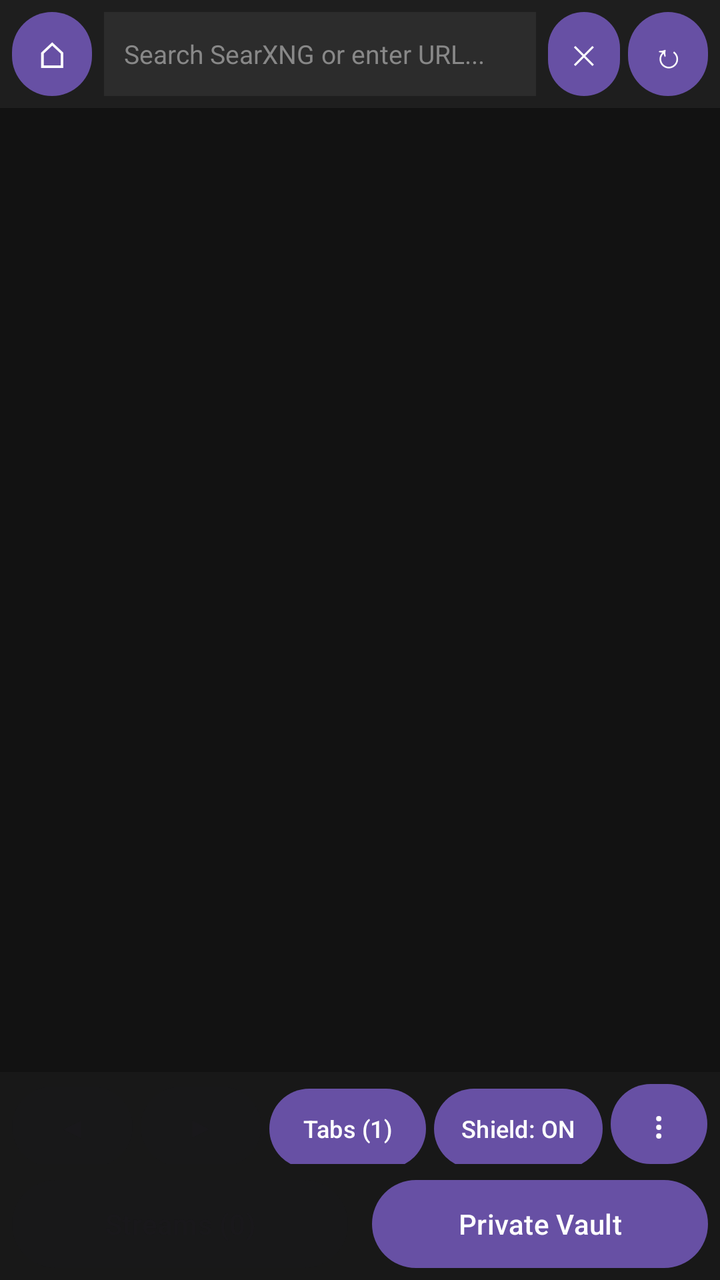
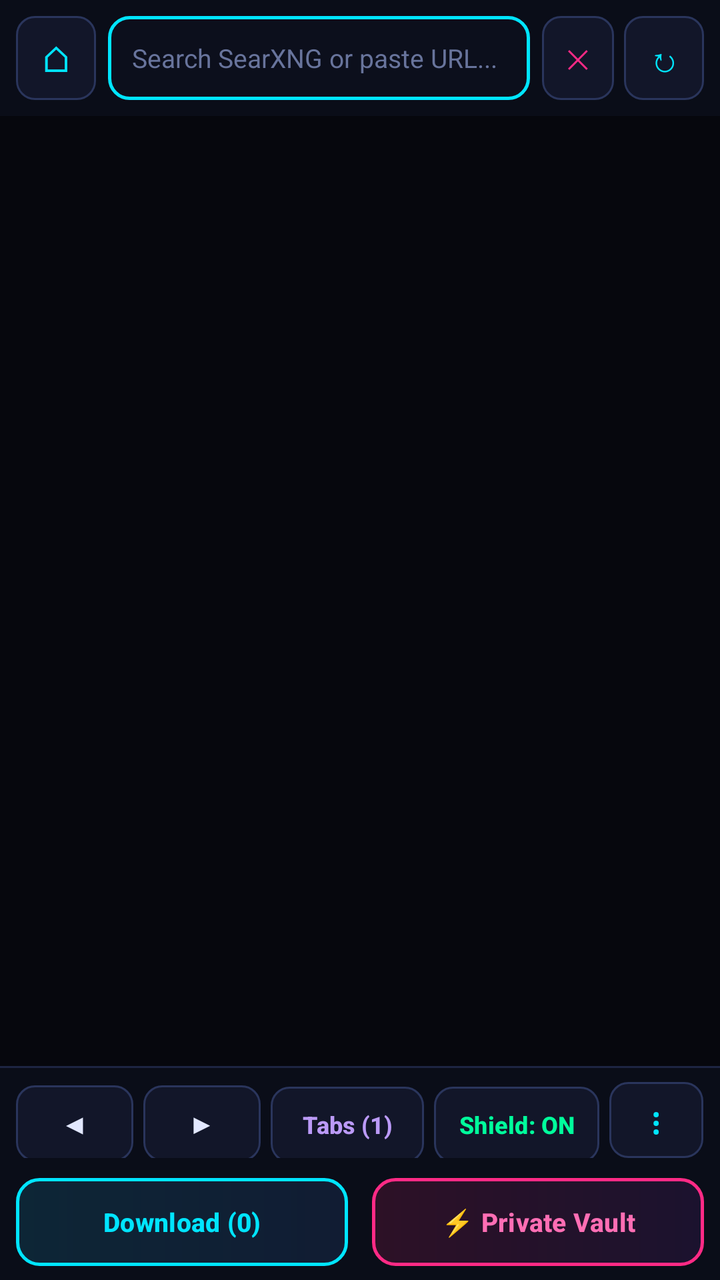

Screens rendered from an Android XML layout before and after an edit, with the pre-edit source and the edit as a unified diff.
<!-- AndroidManifest.xml: application theme Theme.Material3.DayNight.NoActionBar -->
<!-- res/layout/activity_browser.xml -->
<?xml version="1.0" encoding="utf-8"?>
<LinearLayout xmlns:android="http://schemas.android.com/apk/res/android"
    android:layout_width="match_parent"
    android:layout_height="match_parent"
    android:orientation="vertical"
    android:background="#121212">

    
    <LinearLayout
        android:layout_width="match_parent"
        android:layout_height="wrap_content"
        android:orientation="horizontal"
        android:gravity="center_vertical"
        android:paddingHorizontal="6dp"
        android:paddingVertical="6dp"
        android:background="#1E1E1E">

        <Button
            android:id="@+id/btnHome"
            android:layout_width="40dp"
            android:layout_height="42dp"
            android:minWidth="0dp"
            android:padding="0dp"
            android:insetTop="0dp"
            android:insetBottom="0dp"
            android:text="⌂"
            android:textSize="18sp" />

        <EditText
            android:id="@+id/urlBar"
            android:layout_width="0dp"
            android:layout_height="42dp"
            android:layout_weight="1"
            android:layout_marginHorizontal="6dp"
            android:background="#2C2C2C"
            android:hint="Search SearXNG or enter URL..."
            android:imeOptions="actionGo"
            android:inputType="textUri"
            android:paddingHorizontal="10dp"
            android:selectAllOnFocus="true"
            android:singleLine="true"
            android:textColor="#FFFFFF"
            android:textColorHint="#888888"
            android:textSize="13sp" />

        <Button
            android:id="@+id/btnClearUrl"
            android:layout_width="36dp"
            android:layout_height="42dp"
            android:layout_marginEnd="4dp"
            android:minWidth="0dp"
            android:padding="0dp"
            android:insetTop="0dp"
            android:insetBottom="0dp"
            android:text="✕"
            android:textSize="13sp" />

        <Button
            android:id="@+id/btnReload"
            android:layout_width="40dp"
            android:layout_height="42dp"
            android:minWidth="0dp"
            android:padding="0dp"
            android:insetTop="0dp"
            android:insetBottom="0dp"
            android:text="↻"
            android:textSize="17sp" />
    </LinearLayout>

    
    <ProgressBar
        android:id="@+id/pageProgress"
        style="?android:attr/progressBarStyleHorizontal"
        android:layout_width="match_parent"
        android:layout_height="3dp"
        android:max="100"
        android:progress="0"
        android:visibility="gone" />

    
    <FrameLayout
        android:id="@+id/webContainer"
        android:layout_width="match_parent"
        android:layout_height="0dp"
        android:layout_weight="1" />

    
    <LinearLayout
        android:layout_width="match_parent"
        android:layout_height="wrap_content"
        android:orientation="horizontal"
        android:paddingHorizontal="6dp"
        android:paddingTop="6dp"
        android:paddingBottom="2dp"
        android:background="#181818">

        <Button
            android:id="@+id/btnBack"
            android:layout_width="0dp"
            android:layout_height="40dp"
            android:layout_weight="1"
            android:layout_marginEnd="4dp"
            android:minWidth="0dp"
            android:padding="0dp"
            android:insetTop="0dp"
            android:insetBottom="0dp"
            android:enabled="false"
            android:text="◀"
            android:textSize="15sp" />

        <Button
            android:id="@+id/btnForward"
            android:layout_width="0dp"
            android:layout_height="40dp"
            android:layout_weight="1"
            android:layout_marginEnd="4dp"
            android:minWidth="0dp"
            android:padding="0dp"
            android:insetTop="0dp"
            android:insetBottom="0dp"
            android:enabled="false"
            android:text="▶"
            android:textSize="15sp" />

        <Button
            android:id="@+id/btnTabs"
            android:layout_width="0dp"
            android:layout_height="40dp"
            android:layout_weight="1.3"
            android:layout_marginEnd="4dp"
            android:minWidth="0dp"
            android:paddingHorizontal="4dp"
            android:insetTop="0dp"
            android:insetBottom="0dp"
            android:text="Tabs (1)"
            android:textSize="12sp" />

        <Button
            android:id="@+id/btnShield"
            android:layout_width="0dp"
            android:layout_height="40dp"
            android:layout_weight="1.4"
            android:layout_marginEnd="4dp"
            android:minWidth="0dp"
            android:paddingHorizontal="4dp"
            android:insetTop="0dp"
            android:insetBottom="0dp"
            android:text="Shield: ON"
            android:textSize="12sp" />

        <Button
            android:id="@+id/btnMenu"
            android:layout_width="0dp"
            android:layout_height="40dp"
            android:layout_weight="0.8"
            android:minWidth="0dp"
            android:padding="0dp"
            android:insetTop="0dp"
            android:insetBottom="0dp"
            android:text="⋮"
            android:textSize="18sp" />
    </LinearLayout>

    
    <LinearLayout
        android:layout_width="match_parent"
        android:layout_height="wrap_content"
        android:orientation="horizontal"
        android:paddingHorizontal="6dp"
        android:paddingVertical="6dp"
        android:background="#181818">

        <Button
            android:id="@+id/btnDownloadBadge"
            android:layout_width="0dp"
            android:layout_height="44dp"
            android:layout_weight="1"
            android:layout_marginEnd="6dp"
            android:insetTop="0dp"
            android:insetBottom="0dp"
            android:enabled="false"
            android:text="Streams (0)" />

        <Button
            android:id="@+id/btnVault"
            android:layout_width="0dp"
            android:layout_height="44dp"
            android:layout_weight="1"
            android:layout_marginStart="6dp"
            android:insetTop="0dp"
            android:insetBottom="0dp"
            android:text="Private Vault" />
    </LinearLayout>
</LinearLayout>
<!-- resources referenced by this layout -->
<resources>

</resources>

<!-- the commit's change to res/layout/activity_browser.xml (unified diff, before → after) -->
@@ -1,9 +1,10 @@
 <?xml version="1.0" encoding="utf-8"?>
 <LinearLayout xmlns:android="http://schemas.android.com/apk/res/android"
+    xmlns:app="http://schemas.android.com/apk/res-auto"
     android:layout_width="match_parent"
     android:layout_height="match_parent"
     android:orientation="vertical"
-    android:background="#121212">
+    android:background="#06070D">
 
     
     <LinearLayout
@@ -11,9 +12,9 @@
         android:layout_height="wrap_content"
         android:orientation="horizontal"
         android:gravity="center_vertical"
-        android:paddingHorizontal="6dp"
-        android:paddingVertical="6dp"
-        android:background="#1E1E1E">
+        android:paddingHorizontal="8dp"
+        android:paddingVertical="8dp"
+        android:background="#0A0D18">
 
         <Button
             android:id="@+id/btnHome"
@@ -23,7 +24,10 @@
             android:padding="0dp"
             android:insetTop="0dp"
             android:insetBottom="0dp"
+            android:background="@drawable/bg_btn_neon_dark"
+            app:backgroundTint="@null"
             android:text="⌂"
+            android:textColor="#00E5FF"
             android:textSize="18sp" />
 
         <EditText
@@ -32,27 +36,30 @@
             android:layout_height="42dp"
             android:layout_weight="1"
             android:layout_marginHorizontal="6dp"
-            android:background="#2C2C2C"
-            android:hint="Search SearXNG or enter URL..."
+            android:background="@drawable/bg_neon_input"
+            android:hint="Search SearXNG or paste URL..."
             android:imeOptions="actionGo"
             android:inputType="textUri"
-            android:paddingHorizontal="10dp"
+            android:paddingHorizontal="12dp"
             android:selectAllOnFocus="true"
             android:singleLine="true"
-            android:textColor="#FFFFFF"
-            android:textColorHint="#888888"
+            android:textColor="#F0F4FF"
+            android:textColorHint="#68749C"
             android:textSize="13sp" />
 
         <Button
             android:id="@+id/btnClearUrl"
             android:layout_width="36dp"
             android:layout_height="42dp"
-            android:layout_marginEnd="4dp"
-            android:minWidth="0dp"
-            android:padding="0dp"
-            android:insetTop="0dp"
-            android:insetBottom="0dp"
+            android:layout_marginEnd="5dp"
+            android:minWidth="0dp"
+            android:padding="0dp"
+            android:insetTop="0dp"
+            android:insetBottom="0dp"
+            android:background="@drawable/bg_btn_neon_dark"
+            app:backgroundTint="@null"
             android:text="✕"
+            android:textColor="#FF2A85"
             android:textSize="13sp" />
 
         <Button
@@ -63,7 +70,10 @@
             android:padding="0dp"
             android:insetTop="0dp"
             android:insetBottom="0dp"
+            android:background="@drawable/bg_btn_neon_dark"
+            app:backgroundTint="@null"
             android:text="↻"
+            android:textColor="#00E5FF"
             android:textSize="17sp" />
     </LinearLayout>
 
@@ -75,6 +85,7 @@
         android:layout_height="3dp"
         android:max="100"
         android:progress="0"
+        android:progressDrawable="@drawable/progress_neon"
         android:visibility="gone" />
 
     
@@ -82,82 +93,106 @@
         android:id="@+id/webContainer"
         android:layout_width="match_parent"
         android:layout_height="0dp"
-        android:layout_weight="1" />
+        android:layout_weight="1"
+        android:background="#06070D" />
+
+    
+    <View
+        android:layout_width="match_parent"
+        android:layout_height="1dp"
+        android:background="#1D2542" />
 
     
     <LinearLayout
         android:layout_width="match_parent"
         android:layout_height="wrap_content"
         android:orientation="horizontal"
-        android:paddingHorizontal="6dp"
-        android:paddingTop="6dp"
-        android:paddingBottom="2dp"
-        android:background="#181818">
+        android:paddingHorizontal="8dp"
+        android:paddingTop="7dp"
+        android:paddingBottom="3dp"
+        android:background="#0A0D18">
 
         <Button
             android:id="@+id/btnBack"
             android:layout_width="0dp"
-            android:layout_height="40dp"
-            android:layout_weight="1"
-            android:layout_marginEnd="4dp"
-            android:minWidth="0dp"
-            android:padding="0dp"
-            android:insetTop="0dp"
-            android:insetBottom="0dp"
+            android:layout_height="38dp"
+            android:layout_weight="1"
+            android:layout_marginEnd="5dp"
+            android:minWidth="0dp"
+            android:padding="0dp"
+            android:insetTop="0dp"
+            android:insetBottom="0dp"
+            android:background="@drawable/bg_btn_neon_dark"
+            app:backgroundTint="@null"
             android:enabled="false"
             android:text="◀"
-            android:textSize="15sp" />
+            android:textColor="#E2E8FF"
+            android:textSize="14sp" />
 
         <Button
             android:id="@+id/btnForward"
             android:layout_width="0dp"
-            android:layout_height="40dp"
-            android:layout_weight="1"
-            android:layout_marginEnd="4dp"
-            android:minWidth="0dp"
-            android:padding="0dp"
-            android:insetTop="0dp"
-            android:insetBottom="0dp"
+            android:layout_height="38dp"
+            android:layout_weight="1"
+            android:layout_marginEnd="5dp"
+            android:minWidth="0dp"
+            android:padding="0dp"
+            android:insetTop="0dp"
+            android:insetBottom="0dp"
+            android:background="@drawable/bg_btn_neon_dark"
+            app:backgroundTint="@null"
             android:enabled="false"
             android:text="▶"
-            android:textSize="15sp" />
+            android:textColor="#E2E8FF"
+            android:textSize="14sp" />
 
         <Button
             android:id="@+id/btnTabs"
             android:layout_width="0dp"
-            android:layout_height="40dp"
+            android:layout_height="38dp"
             android:layout_weight="1.3"
-            android:layout_marginEnd="4dp"
+            android:layout_marginEnd="5dp"
             android:minWidth="0dp"
             android:paddingHorizontal="4dp"
             android:insetTop="0dp"
             android:insetBottom="0dp"
+            android:background="@drawable/bg_btn_neon_dark"
+            app:backgroundTint="@null"
             android:text="Tabs (1)"
-            android:textSize="12sp" />
+            android:textColor="#BB9AF7"
+            android:textSize="12sp"
+            android:textStyle="bold" />
 
         <Button
             android:id="@+id/btnShield"
             android:layout_width="0dp"
-            android:layout_height="40dp"
+            android:layout_height="38dp"
             android:layout_weight="1.4"
-            android:layout_marginEnd="4dp"
+            android:layout_marginEnd="5dp"
             android:minWidth="0dp"
             android:paddingHorizontal="4dp"
             android:insetTop="0dp"
             android:insetBottom="0dp"
+            android:background="@drawable/bg_btn_neon_dark"
+            app:backgroundTint="@null"
             android:text="Shield: ON"
-            android:textSize="12sp" />
+            android:textColor="#00FF9C"
+            android:textSize="12sp"
+            android:textStyle="bold" />
 
         <Button
             android:id="@+id/btnMenu"
             android:layout_width="0dp"
-            android:layout_height="40dp"
+            android:layout_height="38dp"
             android:layout_weight="0.8"
             android:minWidth="0dp"
             android:padding="0dp"
             android:insetTop="0dp"
             android:insetBottom="0dp"
+            android:background="@drawable/bg_btn_neon_dark"
+            app:backgroundTint="@null"
             android:text="⋮"
+            android:textColor="#00E5FF"
             android:textSize="18sp" />
     </LinearLayout>
 
@@ -166,9 +201,9 @@
         android:layout_width="match_parent"
         android:layout_height="wrap_content"
         android:orientation="horizontal"
-        android:paddingHorizontal="6dp"
-        android:paddingVertical="6dp"
-        android:background="#181818">
+        android:paddingHorizontal="8dp"
+        android:paddingVertical="7dp"
+        android:background="#0A0D18">
 
         <Button
             android:id="@+id/btnDownloadBadge"
@@ -178,8 +213,12 @@
             android:layout_marginEnd="6dp"
             android:insetTop="0dp"
             android:insetBottom="0dp"
-            android:enabled="false"
-            android:text="Streams (0)" />
+            android:background="@drawable/bg_btn_neon_cyan"
+            app:backgroundTint="@null"
+            android:text="Download (0)"
+            android:textColor="#00E5FF"
+            android:textSize="13sp"
+            android:textStyle="bold" />
 
         <Button
             android:id="@+id/btnVault"
@@ -189,6 +228,11 @@
             android:layout_marginStart="6dp"
             android:insetTop="0dp"
             android:insetBottom="0dp"
-            android:text="Private Vault" />
+            android:background="@drawable/bg_btn_neon_pink"
+            app:backgroundTint="@null"
+            android:text="⚡ Private Vault"
+            android:textColor="#FF6EB4"
+            android:textSize="13sp"
+            android:textStyle="bold" />
     </LinearLayout>
 </LinearLayout>
<!-- resource entries referenced after the edit -->
@@ -1,5 +1,74 @@
 <!-- resources referenced by this layout -->
 <resources>
-
+  <!-- drawable bg_btn_neon_cyan (drawable) -->
+  <?xml version="1.0" encoding="utf-8"?>
+  <shape xmlns:android="http://schemas.android.com/apk/res/android"
+      android:shape="rectangle">
+      <gradient
+          android:angle="0"
+          android:startColor="#0D2636"
+          android:endColor="#111C33" />
+      <corners android:radius="11dp" />
+      <stroke
+          android:width="1.5dp"
+          android:color="#00E5FF" />
+  </shape>
+  
+  <!-- drawable bg_btn_neon_dark (drawable) -->
+  <?xml version="1.0" encoding="utf-8"?>
+  <shape xmlns:android="http://schemas.android.com/apk/res/android"
+      android:shape="rectangle">
+      <solid android:color="#121629" />
+      <corners android:radius="9dp" />
+      <stroke
+          android:width="1dp"
+          android:color="#2A355C" />
+  </shape>
+  
+  <!-- drawable bg_btn_neon_pink (drawable) -->
+  <?xml version="1.0" encoding="utf-8"?>
+  <shape xmlns:android="http://schemas.android.com/apk/res/android"
+      android:shape="rectangle">
+      <gradient
+          android:angle="0"
+          android:startColor="#2D1126"
+          android:endColor="#1B122E" />
+      <corners android:radius="11dp" />
+      <stroke
+          android:width="1.5dp"
+          android:color="#FF2A85" />
+  </shape>
+  
+  <!-- drawable bg_neon_input (drawable) -->
+  <?xml version="1.0" encoding="utf-8"?>
+  <shape xmlns:android="http://schemas.android.com/apk/res/android"
+      android:shape="rectangle">
+      <solid android:color="#0C0F1C" />
+      <corners android:radius="10dp" />
+      <stroke
+          android:width="1.5dp"
+          android:color="#00E5FF" />
+  </shape>
+  
+  <!-- drawable progress_neon (drawable) -->
+  <?xml version="1.0" encoding="utf-8"?>
+  <layer-list xmlns:android="http://schemas.android.com/apk/res/android">
+      <item android:id="@android:id/background">
+          <shape android:shape="rectangle">
+              <solid android:color="#0B0E1A" />
+          </shape>
+      </item>
+      <item android:id="@android:id/progress">
+          <clip>
+              <shape android:shape="rectangle">
+                  <gradient
+                      android:angle="0"
+                      android:startColor="#FF2A85"
+                      android:endColor="#00E5FF" />
+              </shape>
+          </clip>
+      </item>
+  </layer-list>
+  
 </resources>
 
